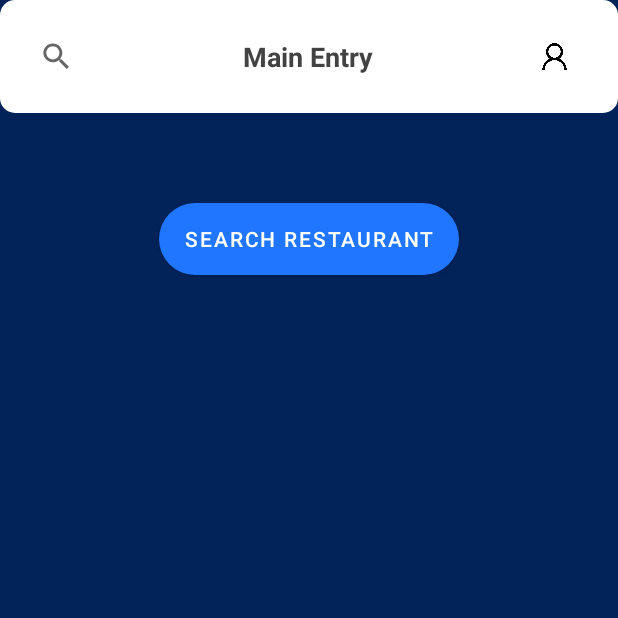
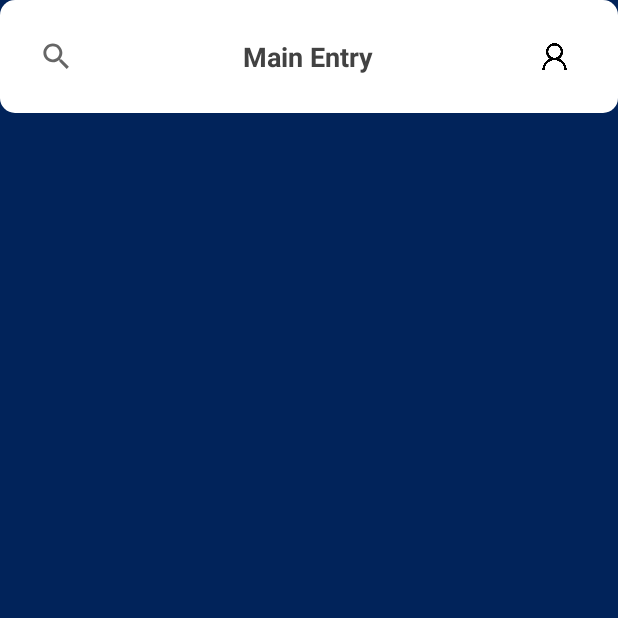
Before and after one commit to Li-Haowei/LetsEat, an Android app: the screen it shows after launch once a user with an empty profile is signed in (MainActivity), on a phone screen of 412 x 824 dp, the top half of it. Run offline under Robolectric (Android 15) with nearby library versions, the phone set to English and light mode, and no system bars; our stand-ins replace CircleImageView, Firebase (no records; nobody signed in at launch, a user with empty details on screens opened directly), Picasso; pictures from the network do not load.

Commit message:
better ui for RestaurantSearch.java, but now still implementing Main page

```diff
--- a/app/src/main/java/com/example/letseat/MainActivity.java
+++ b/app/src/main/java/com/example/letseat/MainActivity.java
@@ -47,8 +47,8 @@ public class MainActivity extends AppCompatActivity {
     private FirebaseAuth fAuth;
     private FirebaseFirestore fStore;
     private String userId;
-    private Button resendCode, restaurantBtn;
-    private ImageView changeProfile;
+    private Button resendCode;
+    private ImageView changeProfile, searchRestaurant;
     private FirebaseUser user;
     private StorageReference storageReference;
 
@@ -57,7 +57,7 @@ public class MainActivity extends AppCompatActivity {
         super.onCreate(savedInstanceState);
         setContentView(R.layout.activity_main);
         changeProfile = findViewById(R.id.changeProfile);
-        restaurantBtn = findViewById(R.id.restaurantSearchBtn);
+        searchRestaurant = findViewById(R.id.search_Restaurant);
         /*
         FirebaseAuth is what we used to sign in users to our Firebase app.
         Firestore database and is the entry point for all Cloud Firestore operations.
@@ -140,7 +140,7 @@ public class MainActivity extends AppCompatActivity {
                 startActivity(i);
             }
         });
-        restaurantBtn.setOnClickListener(view ->{
+        searchRestaurant.setOnClickListener(view ->{
             Intent i = new Intent(view.getContext(), RestaurantSearch.class);
             i.putExtra("food", "BBQ");
             i.putExtra("location","Boston");
--- a/app/src/main/java/com/example/letseat/restaurant/RestaurantSearch.java
+++ b/app/src/main/java/com/example/letseat/restaurant/RestaurantSearch.java
@@ -10,6 +10,7 @@ import android.util.Log;
 import android.view.GestureDetector;
 import android.view.MotionEvent;
 import android.view.View;
+import android.view.inputmethod.EditorInfo;
 import android.widget.AdapterView;
 import android.widget.ArrayAdapter;
 import android.widget.EditText;
@@ -44,6 +45,8 @@ public class RestaurantSearch extends AppCompatActivity {
         setContentView(R.layout.activity_restaurant_search);
 
         searchField = findViewById(R.id.searchField);
+        searchField.setSingleLine();
+        searchField.setImeOptions(EditorInfo.IME_ACTION_DONE);
         backBtn = findViewById(R.id.backBtn);
         searchBtn = findViewById(R.id.searchBtn);
         refreshBtn = findViewById(R.id.refreshBtn);
--- a/app/src/main/res/layout/activity_main.xml
+++ b/app/src/main/res/layout/activity_main.xml
@@ -16,6 +16,7 @@
         <ImageView
             android:layout_width="35dp"
             android:layout_height="35dp"
+            android:id="@+id/search_Restaurant"
             android:layout_centerVertical="true"
             android:layout_marginStart="20dp"
             android:layout_marginTop="40dp"
@@ -78,17 +79,6 @@
         android:layout_gravity="center"
         android:text="Change Profile"/>
     -->
-    <Button
-        android:layout_marginTop="10dp"
-        android:id="@+id/restaurantSearchBtn"
-        android:layout_width="wrap_content"
-        android:layout_height="wrap_content"
-        android:minWidth="200dp"
-        android:background="@drawable/circularbtn"
-        android:layout_gravity="center"
-        android:layout_marginStart="8dp"
-        android:layout_marginEnd="8dp"
-        android:text="Search Restaurant" />
 
 
 </LinearLayout>
--- a/app/src/main/res/layout/activity_restaurant_search.xml
+++ b/app/src/main/res/layout/activity_restaurant_search.xml
@@ -33,10 +33,10 @@
 
             <EditText
                 android:id="@+id/searchField"
+                android:minWidth="230dp"
                 android:layout_width="wrap_content"
                 android:layout_height="wrap_content"
-                android:maxLines="1"
-                android:text="Restaurant Research"
+                android:hint="Restaurant Research"
                 android:textColor="#424242"
                 android:textSize="18sp"
                 android:textStyle="bold" />
```
